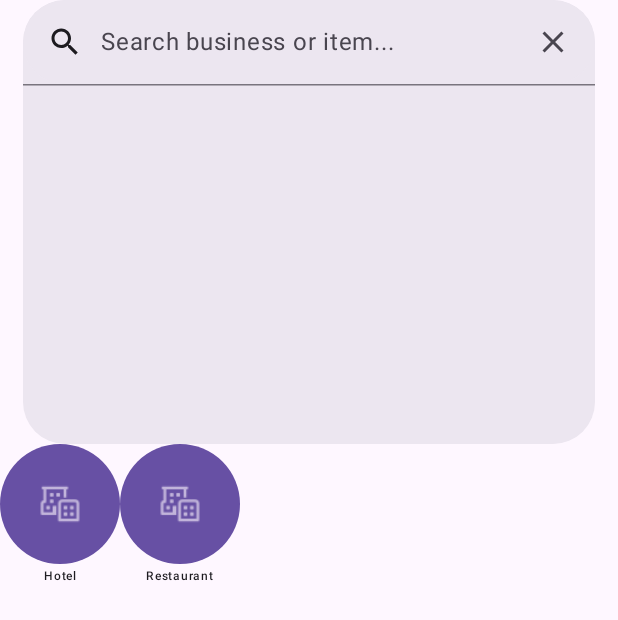
After one commit to khynantoque/Welcommerce, an Android app built with Jetpack Compose: the composable HomeContent shown on its own in the app's theme, on a phone screen of 412 x 824 dp. The commit adds this screen. Shown: the top 620 px of the screen. Run offline under Robolectric (Android 15) with nearby library versions, the phone set to English and light mode, and no system bars.

Commit message:
Optimized Circled Category

```diff
--- /dev/null
+++ b/app/src/main/java/com/khynsoft/welcommerce/presentation/components/CircledCategory.kt
@@ -0,0 +1,74 @@
+package com.khynsoft.welcommerce.presentation.components
+
+import androidx.annotation.DrawableRes
+import androidx.compose.foundation.background
+import androidx.compose.foundation.layout.Arrangement
+import androidx.compose.foundation.layout.Box
+import androidx.compose.foundation.layout.Column
+import androidx.compose.foundation.layout.padding
+import androidx.compose.foundation.layout.size
+import androidx.compose.foundation.shape.CircleShape
+import androidx.compose.material.icons.Icons
+import androidx.compose.material.icons.outlined.Place
+import androidx.compose.material.icons.outlined.PlayArrow
+import androidx.compose.material3.Icon
+import androidx.compose.material3.IconButton
+import androidx.compose.material3.MaterialTheme
+import androidx.compose.material3.Text
+import androidx.compose.runtime.Composable
+import androidx.compose.runtime.getValue
+import androidx.compose.runtime.mutableStateOf
+import androidx.compose.runtime.remember
+import androidx.compose.runtime.setValue
+import androidx.compose.ui.Alignment
+import androidx.compose.ui.Modifier
+import androidx.compose.ui.draw.clip
+import androidx.compose.ui.graphics.vector.ImageVector
+import androidx.compose.ui.res.painterResource
+import androidx.compose.ui.text.TextStyle
+import androidx.compose.ui.tooling.preview.Preview
+import androidx.compose.ui.unit.dp
+import androidx.compose.ui.unit.sp
+import com.khynsoft.welcommerce.R
+
+@Composable
+fun CircledCategory(
+    name: String,
+    @DrawableRes icon: Int,
+    isActive: Boolean = false,
+    onClicked: () -> Unit
+) {
+    var active by remember {
+        mutableStateOf(isActive)
+    }
+    Column(horizontalAlignment = Alignment.CenterHorizontally) {
+        Box(
+            modifier = Modifier
+                .size(80.dp)
+                .clip(CircleShape)
+                .background(MaterialTheme.colorScheme.primary),
+                contentAlignment = Alignment.Center
+        ) {
+            IconButton(onClick = {
+                active = !active
+                onClicked()
+            }) {
+                Icon(
+                    modifier = Modifier
+                        .padding(5.dp)
+                        .size(100.dp),
+                    painter = painterResource(id = icon),
+                    contentDescription = "Category Icon",
+                    tint = if (active) MaterialTheme.colorScheme.surface else MaterialTheme.colorScheme.background
+                )
+            }
+        }
+        Text(text = name, style = MaterialTheme.typography.labelSmall, fontSize = 8.sp)
+    }
+}
+
+@Preview(showBackground = true, widthDp = 412, heightDp = 732)
+@Composable
+fun CirlcleCatergoryPreview() {
+    CircledCategory("Hello", R.drawable.logo_hotel, onClicked = {}, isActive = false)
+}
--- /dev/null
+++ b/app/src/main/java/com/khynsoft/welcommerce/presentation/screens/home/HomeContent.kt
@@ -0,0 +1,90 @@
+package com.khynsoft.welcommerce.presentation.screens.home
+
+import androidx.compose.foundation.clickable
+import androidx.compose.foundation.layout.Column
+import androidx.compose.foundation.layout.PaddingValues
+import androidx.compose.foundation.layout.Row
+import androidx.compose.foundation.layout.fillMaxHeight
+import androidx.compose.foundation.layout.fillMaxWidth
+import androidx.compose.foundation.layout.padding
+import androidx.compose.material.icons.Icons
+import androidx.compose.material.icons.filled.Close
+import androidx.compose.material.icons.filled.Search
+import androidx.compose.material3.DockedSearchBar
+import androidx.compose.material3.ExperimentalMaterial3Api
+import androidx.compose.material3.Icon
+import androidx.compose.material3.SearchBar
+import androidx.compose.material3.Text
+import androidx.compose.runtime.Composable
+import androidx.compose.runtime.getValue
+import androidx.compose.runtime.mutableStateOf
+import androidx.compose.runtime.remember
+import androidx.compose.runtime.setValue
+import androidx.compose.ui.Modifier
+import androidx.compose.ui.unit.dp
+import com.khynsoft.welcommerce.R
+import com.khynsoft.welcommerce.presentation.components.CircledCategory
+
+@OptIn(ExperimentalMaterial3Api::class)
+@Composable
+fun HomeContent(
+    innerPaddingValues: PaddingValues
+) {
+    var text by remember {
+        mutableStateOf("")
+    }
+    var active by remember {
+        mutableStateOf(false)
+    }
+    Column(
+        modifier = Modifier
+            .fillMaxWidth()
+            .fillMaxHeight()
+    ) {
+
+        DockedSearchBar(
+            modifier = Modifier
+                .fillMaxWidth()
+                .padding(horizontal = 15.dp),
+            query = text,
+            onQueryChange = {
+                text = it
+            },
+            onSearch = {
+                active = false
+            },
+            placeholder = { Text(text = "Search business or item...") },
+            active = active,
+            onActiveChange = {
+                active = it
+            },
+            leadingIcon = {
+                Icon(imageVector = Icons.Default.Search, contentDescription = "Search Icon")
+            },
+            trailingIcon = {
+                Icon(
+                    modifier = Modifier.clickable {
+                        if (text.isNotEmpty()) {
+                            text = ""
+                        } else {
+                            active = false
+                        }
+                    },
+                    imageVector = Icons.Default.Close,
+                    contentDescription = "Close Icon"
+                )
+            }
+        ) { }
+
+        Row(modifier = Modifier.fillMaxWidth()) {
+            CircledCategory(name = "Hotel", icon = R.drawable.logo_hotel) {
+
+            }
+            CircledCategory(name = "Restaurant", icon = R.drawable.logo_hotel, isActive = true) {
+
+            }
+        }
+    }
+
+
+}
```
Also changed, not shown: app/src/main/java/com/khynsoft/welcommerce/model/Business.kt (added, +23 -0 lines), app/src/main/java/com/khynsoft/welcommerce/presentation/screens/home/HomeScreen.kt (+4 -3 lines), app/src/main/res/drawable-hdpi/logo_hotel.png (added), app/src/main/res/drawable-mdpi/logo_hotel.png (added), app/src/main/res/drawable-xhdpi/logo_hotel.png (added), app/src/main/res/drawable-xxhdpi/logo_hotel.png (added), app/src/main/res/drawable-xxxhdpi/logo_hotel.png (added).
